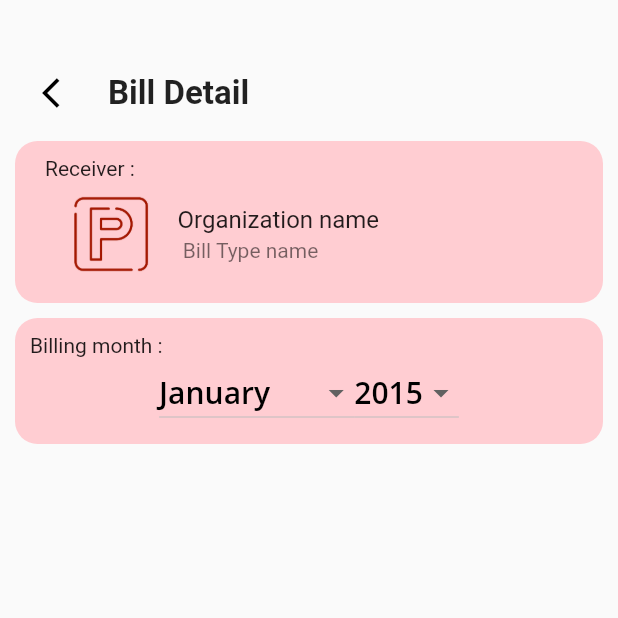
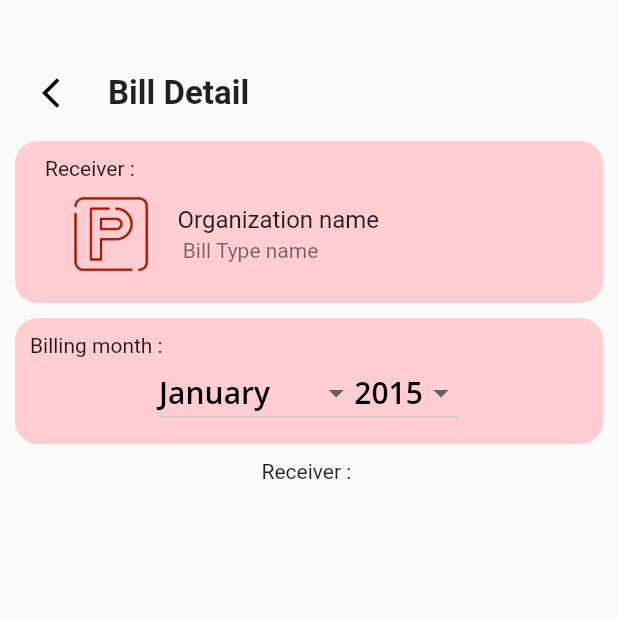
Before and after one commit to NafimAhmed/Paymentsall, a Flutter app: the PayBillDetil screen opened directly, on a phone screen of 412 x 824 dp, the top half of it. Run offline on Flutter 3.47's test engine with Material 2 defaults, Android fonts, the phone set to English and light mode, and no system bars; our stand-ins replace animated_splash_screen, barcode_widget, flutter_contacts, fluttertoast, gap, get and 5 more; missing offline and left inert: qr_code_scanner.

Commit message:
nafim cashout repair 11:12am 28/02/2023

```diff
--- a/lib/Screens/mobile_recharge_all/Mobile Recharge Page.dart
+++ b/lib/Screens/mobile_recharge_all/Mobile Recharge Page.dart
@@ -6,7 +6,7 @@ enum SingingCharacter { lafayette, jefferson }
 class MobileRechargePag extends StatefulWidget {
 
 
-  final String? contacts;
+  final String contacts;
 
 
   static List<Map>_operatorList=[
@@ -290,7 +290,7 @@ class _MobileRechargePagState extends State<MobileRechargePag> {
                             MaterialPageRoute(
                               builder: (context) {
                                 return MobileRechargeAmount(
-                                  recNumb: widget.contacts!,
+                                  recNumb: widget.contacts,
                                   connectionType: connectionType,
                                   operator: "Grameen phone",
                                 );
--- a/lib/Screens/mobile_recharge_all/contacts_page.dart
+++ b/lib/Screens/mobile_recharge_all/contacts_page.dart
@@ -130,6 +130,7 @@ class _ContactsPageState extends State<ContactsPage> {
 
 
     if(fullContact!.phones.first.number.isNotEmpty) {
+      Navigator.pop(context);
      await Navigator.of(context).push(MaterialPageRoute(builder: (_) => MobileRechargePag(contacts:fullContact!.phones.first.number)));
     }
     else{
--- a/lib/Screens/mobile_recharge_all/mobile_recharge_amount.dart
+++ b/lib/Screens/mobile_recharge_all/mobile_recharge_amount.dart
@@ -13,7 +13,7 @@ class MobileRechargeAmount extends StatelessWidget
 
    //MobileRechargeAmount({super.key, required this.recNumb,required this.connectionType});
 
-  final TextEditingController _mobileNumber=TextEditingController();
+  final TextEditingController rechargeAmount=TextEditingController();
 
    MobileRechargeAmount({super.key, required this.recNumb, required this.connectionType, required this.operator});
 
@@ -106,7 +106,7 @@ class MobileRechargeAmount extends StatelessWidget
                    ),
                  ),
                  TextField(
-                   controller: _mobileNumber,
+                   controller: rechargeAmount,
                    keyboardType: TextInputType.number,
                    cursorColor: Colors.red.shade900,
                    style: GoogleFonts.openSans(
@@ -136,7 +136,7 @@ class MobileRechargeAmount extends StatelessWidget
                                builder: (context) {
                                  return MobileRechargePin(
                                    recNumb: recNumb,
-                                   amount: _mobileNumber.text.toString(),
+                                   amount: rechargeAmount.text.toString(),
                                    connectionType: connectionType,
                                    operator: operator,
                                  );
--- a/lib/Screens/pay_bill_all/pay_bill_detail.dart
+++ b/lib/Screens/pay_bill_all/pay_bill_detail.dart
@@ -174,6 +174,19 @@ class _PayBillDetilState extends State<PayBillDetil> {
 
               ],
             ),
+          ),
+
+
+
+          Container(
+            child: Column(
+              children: [
+
+
+                Text("Receiver : "),
+
+              ],
+            ),
           )
 
 
```
